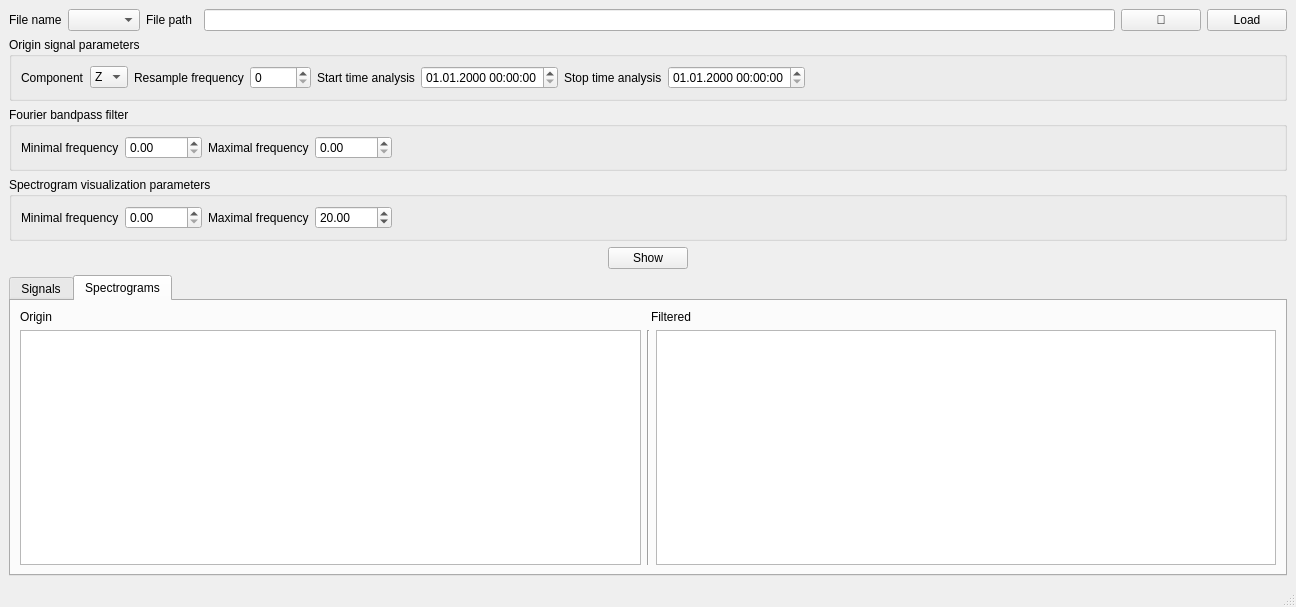
First picture: the form in SeisRevise/GUI/Forms/ViewSpectrogramForm.ui, repository ArtCode-Kazan/SeisViewer, before the edit.
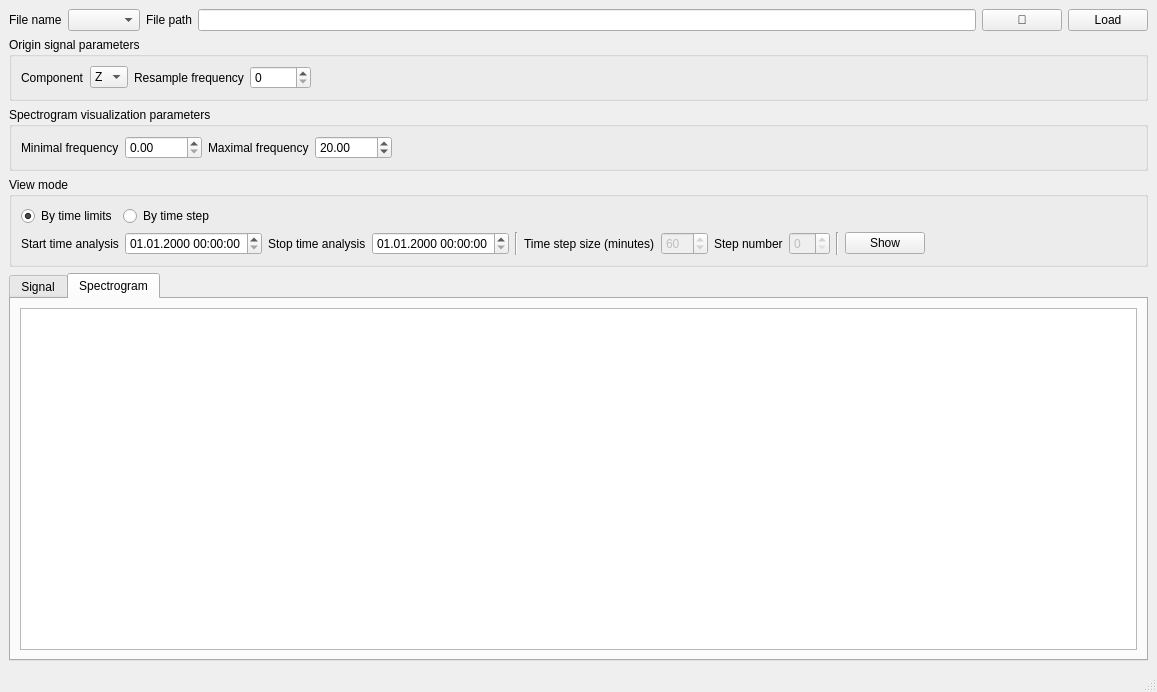
Second picture: the form after the edit. The open tabs and pages were chosen to show the change. Custom widgets are drawn as their Qt base class.

Commit message: version 1.1.3 SpectrogramViewer was edited: remove Fourier filter (not need) and add spectrogram coordinate tracing for fixation datetime coordinate  Requires: SeisCore 0.3.9

Diff of the .ui file:
```diff
--- a/SeisRevise/GUI/Forms/ViewSpectrogramForm.ui
+++ b/SeisRevise/GUI/Forms/ViewSpectrogramForm.ui
@@ -9,8 +9,8 @@
    <rect>
     <x>0</x>
     <y>0</y>
-    <width>1296</width>
-    <height>607</height>
+    <width>1157</width>
+    <height>692</height>
    </rect>
   </property>
   <property name="windowTitle">
@@ -20,66 +20,9 @@
    <bool>false</bool>
   </property>
   <widget class="QWidget" name="centralwidget">
-   <layout class="QVBoxLayout" name="verticalLayout_8">
+   <layout class="QVBoxLayout" name="verticalLayout">
     <item>
      <layout class="QGridLayout" name="gridLayout_2">
-      <item row="2" column="0" colspan="7">
-       <widget class="QGroupBox" name="groupBox">
-        <property name="title">
-         <string>Fourier bandpass filter</string>
-        </property>
-        <layout class="QVBoxLayout" name="verticalLayout">
-         <item>
-          <layout class="QHBoxLayout" name="horizontalLayout_3">
-           <item>
-            <widget class="QLabel" name="label_5">
-             <property name="text">
-              <string>Minimal frequency</string>
-             </property>
-            </widget>
-           </item>
-           <item>
-            <widget class="QDoubleSpinBox" name="dsBandpassMinFrequency">
-             <property name="maximum">
-              <double>10000.000000000000000</double>
-             </property>
-            </widget>
-           </item>
-           <item>
-            <widget class="QLabel" name="label_6">
-             <property name="text">
-              <string>Maximal frequency</string>
-             </property>
-            </widget>
-           </item>
-           <item>
-            <widget class="QDoubleSpinBox" name="dsBandpassMaxFrequency">
-             <property name="maximum">
-              <double>10000.000000000000000</double>
-             </property>
-             <property name="value">
-              <double>0.000000000000000</double>
-             </property>
-            </widget>
-           </item>
-           <item>
-            <spacer name="horizontalSpacer_6">
-             <property name="orientation">
-              <enum>Qt::Horizontal</enum>
-             </property>
-             <property name="sizeHint" stdset="0">
-              <size>
-               <width>40</width>
-               <height>20</height>
-              </size>
-             </property>
-            </spacer>
-           </item>
-          </layout>
-         </item>
-        </layout>
-       </widget>
-      </item>
       <item row="0" column="0">
        <widget class="QLabel" name="label_7">
         <property name="text">
@@ -87,14 +30,176 @@
         </property>
        </widget>
       </item>
+      <item row="0" column="2">
+       <widget class="QLabel" name="label">
+        <property name="text">
+         <string>File path</string>
+        </property>
+       </widget>
+      </item>
+      <item row="3" column="0" colspan="6">
+       <widget class="QGroupBox" name="gbViewMode">
+        <property name="enabled">
+         <bool>true</bool>
+        </property>
+        <property name="title">
+         <string>View mode</string>
+        </property>
+        <layout class="QVBoxLayout" name="verticalLayout_8">
+         <item>
+          <layout class="QHBoxLayout" name="horizontalLayout_8">
+           <item>
+            <widget class="QRadioButton" name="rbTimeLimitsMode">
+             <property name="text">
+              <string>By time limits</string>
+             </property>
+             <property name="checked">
+              <bool>true</bool>
+             </property>
+            </widget>
+           </item>
+           <item>
+            <widget class="QRadioButton" name="rbTimeStepMode">
+             <property name="text">
+              <string>By time step</string>
+             </property>
+            </widget>
+           </item>
+           <item>
+            <spacer name="horizontalSpacer_4">
+             <property name="orientation">
+              <enum>Qt::Horizontal</enum>
+             </property>
+             <property name="sizeHint" stdset="0">
+              <size>
+               <width>40</width>
+               <height>20</height>
+              </size>
+             </property>
+            </spacer>
+           </item>
+          </layout>
+         </item>
+         <item>
+          <layout class="QHBoxLayout" name="horizontalLayout_9">
+           <item>
+            <widget class="QLabel" name="label_19">
+             <property name="text">
+              <string>Start time analysis</string>
+             </property>
+            </widget>
+           </item>
+           <item>
+            <widget class="QDateTimeEdit" name="dtStartTime">
+             <property name="enabled">
+              <bool>true</bool>
+             </property>
+             <property name="displayFormat">
+              <string>dd.MM.yyyy HH:mm:ss</string>
+             </property>
+            </widget>
+           </item>
+           <item>
+            <widget class="QLabel" name="label_20">
+             <property name="text">
+              <string>Stop time analysis</string>
+             </property>
+            </widget>
+           </item>
+           <item>
+            <widget class="QDateTimeEdit" name="dtStopTime">
+             <property name="enabled">
+              <bool>true</bool>
+             </property>
+             <property name="displayFormat">
+              <string>dd.MM.yyyy HH:mm:ss</string>
+             </property>
+            </widget>
+           </item>
+           <item>
+            <widget class="Line" name="line">
+             <property name="orientation">
+              <enum>Qt::Vertical</enum>
+             </property>
+            </widget>
+           </item>
+           <item>
+            <widget class="QLabel" name="label_21">
+             <property name="text">
+              <string>Time step size (minutes)</string>
+             </property>
+            </widget>
+           </item>
+           <item>
+            <widget class="QSpinBox" name="sbTimeStepSize">
+             <property name="enabled">
+              <bool>false</bool>
+             </property>
+             <property name="maximum">
+              <number>120</number>
+             </property>
+             <property name="value">
+              <number>60</number>
+             </property>
+            </widget>
+           </item>
+           <item>
+            <widget class="QLabel" name="label_22">
+             <property name="text">
+              <string>Step number</string>
+             </property>
+            </widget>
+           </item>
+           <item>
+            <widget class="QSpinBox" name="sbTimeStepIndex">
+             <property name="enabled">
+              <bool>false</bool>
+             </property>
+            </widget>
+           </item>
+           <item>
+            <widget class="Line" name="line_2">
+             <property name="orientation">
+              <enum>Qt::Vertical</enum>
+             </property>
+            </widget>
+           </item>
+           <item>
+            <widget class="QPushButton" name="bShow">
+             <property name="enabled">
+              <bool>true</bool>
+             </property>
+             <property name="text">
+              <string>Show</string>
+             </property>
+            </widget>
+           </item>
+           <item>
+            <spacer name="horizontalSpacer">
+             <property name="orientation">
+              <enum>Qt::Horizontal</enum>
+             </property>
+             <property name="sizeHint" stdset="0">
+              <size>
+               <width>40</width>
+               <height>20</height>
+              </size>
+             </property>
+            </spacer>
+           </item>
+          </layout>
+         </item>
+        </layout>
+       </widget>
+      </item>
       <item row="0" column="5">
-       <widget class="QPushButton" name="pbOpenFile">
+       <widget class="QPushButton" name="bLoadData">
         <property name="text">
-         <string>📃</string>
+         <string>Load</string>
         </property>
        </widget>
       </item>
-      <item row="1" column="0" colspan="7">
+      <item row="1" column="0" colspan="6">
        <widget class="QGroupBox" name="groupBox_3">
         <property name="title">
          <string>Origin signal parameters</string>
@@ -143,35 +248,7 @@
             </widget>
            </item>
            <item>
-            <widget class="QLabel" name="label_2">
-             <property name="text">
-              <string>Start time analysis</string>
-             </property>
-            </widget>
-           </item>
-           <item>
-            <widget class="QDateTimeEdit" name="dtStartTime">
-             <property name="displayFormat">
-              <string>dd.MM.yyyy HH:mm:ss</string>
-             </property>
-            </widget>
-           </item>
-           <item>
-            <widget class="QLabel" name="label_3">
-             <property name="text">
-              <string>Stop time analysis</string>
-             </property>
-            </widget>
-           </item>
-           <item>
-            <widget class="QDateTimeEdit" name="dtStopTime">
-             <property name="displayFormat">
-              <string>dd.MM.yyyy HH:mm:ss</string>
-             </property>
-            </widget>
-           </item>
-           <item>
-            <spacer name="horizontalSpacer_4">
+            <spacer name="horizontalSpacer_5">
              <property name="orientation">
               <enum>Qt::Horizontal</enum>
              </property>
@@ -188,7 +265,24 @@
         </layout>
        </widget>
       </item>
-      <item row="3" column="0" colspan="7">
+      <item row="0" column="3">
+       <widget class="QLineEdit" name="leFilePath">
+        <property name="readOnly">
+         <bool>true</bool>
+        </property>
+       </widget>
+      </item>
+      <item row="0" column="4">
+       <widget class="QPushButton" name="pbOpenFile">
+        <property name="text">
+         <string>📃</string>
+        </property>
+       </widget>
+      </item>
+      <item row="0" column="1">
+       <widget class="QComboBox" name="cbFileName"/>
+      </item>
+      <item row="2" column="0" colspan="6">
        <widget class="QGroupBox" name="groupBox_2">
         <property name="title">
          <string>Spectrogram visualization parameters</string>
@@ -245,67 +339,6 @@
         </layout>
        </widget>
       </item>
-      <item row="4" column="0" colspan="7">
-       <layout class="QHBoxLayout" name="horizontalLayout_6">
-        <item>
-         <spacer name="horizontalSpacer">
-          <property name="orientation">
-           <enum>Qt::Horizontal</enum>
-          </property>
-          <property name="sizeHint" stdset="0">
-           <size>
-            <width>40</width>
-            <height>20</height>
-           </size>
-          </property>
-         </spacer>
-        </item>
-        <item>
-         <widget class="QPushButton" name="bShow">
-          <property name="text">
-           <string>Show</string>
-          </property>
-         </widget>
-        </item>
-        <item>
-         <spacer name="horizontalSpacer_2">
-          <property name="orientation">
-           <enum>Qt::Horizontal</enum>
-          </property>
-          <property name="sizeHint" stdset="0">
-           <size>
-            <width>40</width>
-            <height>20</height>
-           </size>
-          </property>
-         </spacer>
-        </item>
-       </layout>
-      </item>
-      <item row="0" column="2">
-       <widget class="QLabel" name="label">
-        <property name="text">
-         <string>File path</string>
-        </property>
-       </widget>
-      </item>
-      <item row="0" column="4">
-       <widget class="QLineEdit" name="leFilePath">
-        <property name="readOnly">
-         <bool>true</bool>
-        </property>
-       </widget>
-      </item>
-      <item row="0" column="1">
-       <widget class="QComboBox" name="cbFileName"/>
-      </item>
-      <item row="0" column="6">
-       <widget class="QPushButton" name="bLoadData">
-        <property name="text">
-         <string>Load</string>
-        </property>
-       </widget>
-      </item>
      </layout>
     </item>
     <item>
@@ -315,85 +348,21 @@
       </property>
       <widget class="QWidget" name="tab_2">
        <attribute name="title">
-        <string>Signals</string>
+        <string>Signal</string>
        </attribute>
        <layout class="QVBoxLayout" name="verticalLayout_4">
         <item>
-         <layout class="QVBoxLayout" name="verticalLayout_3">
-          <item>
-           <widget class="QLabel" name="label_11">
-            <property name="text">
-             <string>Origin</string>
-            </property>
-           </widget>
-          </item>
-          <item>
-           <widget class="PlotWidget" name="gwGraphOriginalSignal"/>
-          </item>
-          <item>
-           <widget class="Line" name="line_2">
-            <property name="orientation">
-             <enum>Qt::Horizontal</enum>
-            </property>
-           </widget>
-          </item>
-          <item>
-           <widget class="QLabel" name="label_12">
-            <property name="text">
-             <string>Filtered</string>
-            </property>
-           </widget>
-          </item>
-          <item>
-           <widget class="PlotWidget" name="gwGraphFilteredSignal"/>
-          </item>
-         </layout>
+         <widget class="PlotWidget" name="gwGraphOriginalSignal"/>
         </item>
        </layout>
       </widget>
       <widget class="QWidget" name="tab">
        <attribute name="title">
-        <string>Spectrograms</string>
+        <string>Spectrogram</string>
        </attribute>
        <layout class="QVBoxLayout" name="verticalLayout_6">
         <item>
-         <layout class="QVBoxLayout" name="verticalLayout_5">
-          <item>
-           <layout class="QHBoxLayout" name="horizontalLayout_2">
-            <item>
-             <widget class="QLabel" name="label_13">
-              <property name="text">
-               <string>Origin</string>
-              </property>
-             </widget>
-            </item>
-            <item>
-             <widget class="QLabel" name="label_14">
-              <property name="text">
-               <string>Filtered</string>
-              </property>
-             </widget>
-            </item>
-           </layout>
-          </item>
-          <item>
-           <layout class="QHBoxLayout" name="horizontalLayout">
-            <item>
-             <widget class="GraphicsLayoutWidget" name="gwGraphOriginalSpectrogram"/>
-            </item>
-            <item>
-             <widget class="Line" name="line">
-              <property name="orientation">
-               <enum>Qt::Vertical</enum>
-              </property>
-             </widget>
-            </item>
-            <item>
-             <widget class="GraphicsLayoutWidget" name="gwGraphFilteredSpectrogram"/>
-            </item>
-           </layout>
-          </item>
-         </layout>
+         <widget class="GraphicsLayoutWidget" name="gwGraphOriginalSpectrogram"/>
         </item>
        </layout>
       </widget>
```
Left out of the diff: 2 changed lines with no effect on the pictures. The commit also changes 3 other files.
